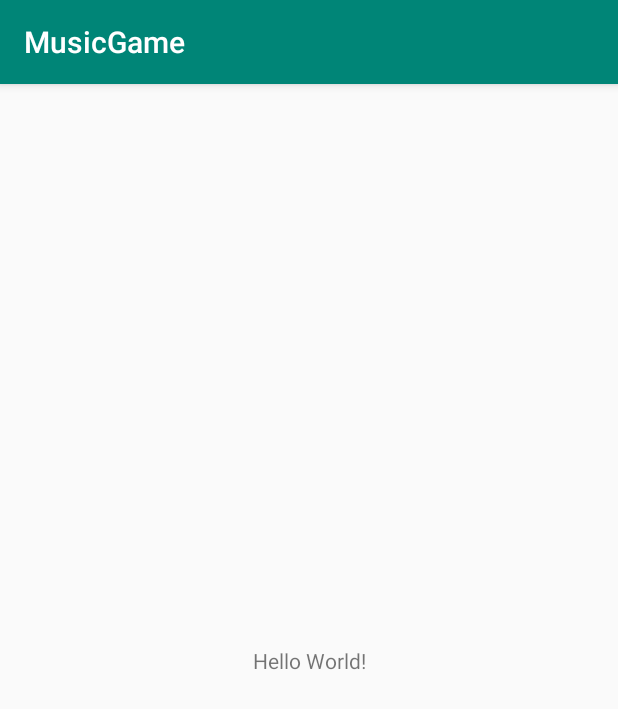
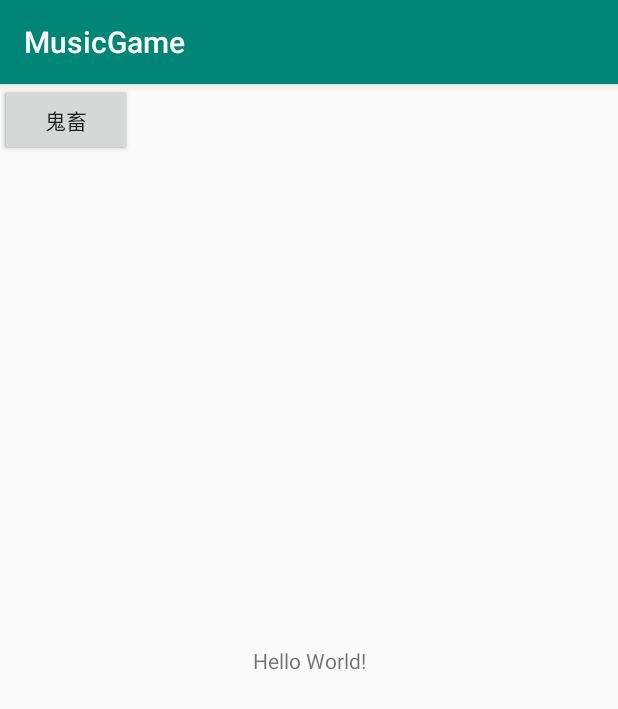
Before and after one commit to yixunzhou/MusicGame, an Android app: the screen it shows after launch (MainActivity), on a phone screen of 412 x 824 dp. Shown: the top 709 px of the screen. Run offline under Robolectric (Android 15) with nearby library versions, the phone set to English and light mode, and no system bars.

Commit message:
Home Screen generation

```diff
--- a/app/src/main/java/team/bupt/is/fourteen/musicgame/MainActivity.java
+++ b/app/src/main/java/team/bupt/is/fourteen/musicgame/MainActivity.java
@@ -1,13 +1,40 @@
 package team.bupt.is.fourteen.musicgame;
 
+import android.content.Intent;
 import android.support.v7.app.AppCompatActivity;
 import android.os.Bundle;
+import android.view.View;
+import android.widget.Button;
 
 public class MainActivity extends AppCompatActivity {
+
+    private Button piano;
+    private Button nineButton;
 
     @Override
     protected void onCreate(Bundle savedInstanceState) {
         super.onCreate(savedInstanceState);
         setContentView(R.layout.activity_main);
+
+        piano = findViewById(R.id.pianoButton);
+        nineButton = findViewById(R.id.nineButton);
+
+        piano.setOnClickListener(new View.OnClickListener() {
+            @Override
+            public void onClick(View v) {
+                Intent intent = new Intent(MainActivity.this, PianoActivity.class);// 你的类命名为PianoActivity.java,别忘了在manifest里注册
+                startActivity(intent);
+            }
+        });
+
+        nineButton.setOnClickListener(new View.OnClickListener() {
+            @Override
+            public void onClick(View v) {
+                Intent intent = new Intent(MainActivity.this, NineButtonActivity.class);
+                startActivity(intent);
+            }
+        });
+
+
     }
 }
--- a/app/src/main/res/layout/activity_main.xml
+++ b/app/src/main/res/layout/activity_main.xml
@@ -15,4 +15,20 @@
         app:layout_constraintRight_toRightOf="parent"
         app:layout_constraintTop_toTopOf="parent" />
 
+    <Button
+        android:id="@+id/pianoButton"
+        android:layout_width="wrap_content"
+        android:layout_height="wrap_content"
+        android:text="Piano"
+        tools:layout_editor_absoluteX="136dp"
+        tools:layout_editor_absoluteY="63dp" />
+
+    <Button
+        android:id="@+id/nineButton"
+        android:layout_width="wrap_content"
+        android:layout_height="wrap_content"
+        android:text="鬼畜"
+        tools:layout_editor_absoluteX="136dp"
+        tools:layout_editor_absoluteY="157dp" />
+
 </android.support.constraint.ConstraintLayout>
```
